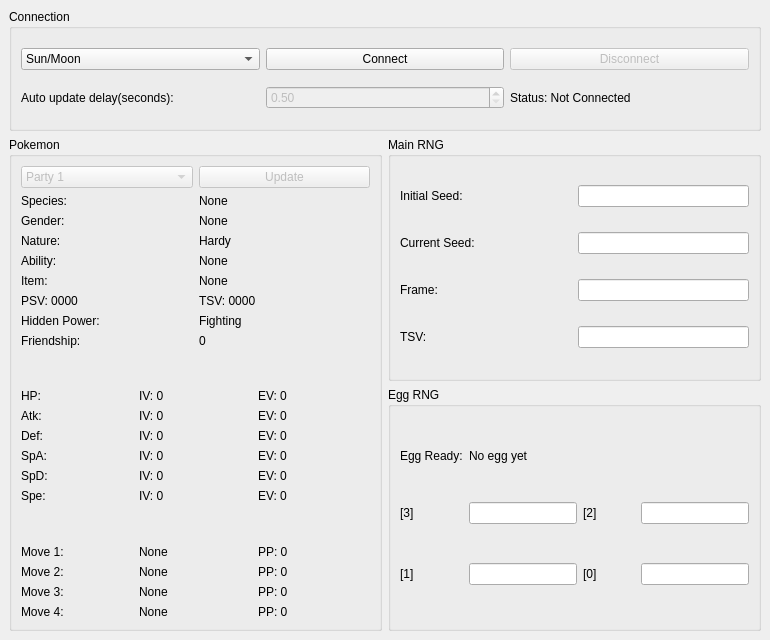
First picture: the form in MainWindow.ui, repository Admiral-Fish/CitraRNG, before the edit.
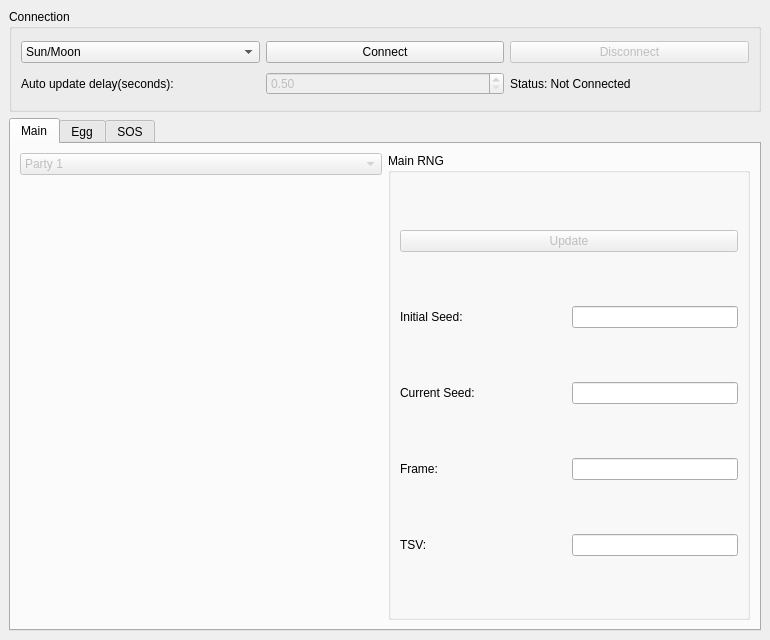
Second picture: the form after the edit. Custom widgets are drawn as their Qt base class.

Diff of the .ui file:
```diff
--- a/MainWindow.ui
+++ b/MainWindow.ui
@@ -21,238 +21,7 @@
   </property>
   <widget class="QWidget" name="centralwidget">
    <layout class="QGridLayout" name="gridLayout">
-    <item row="2" column="1">
-     <widget class="QGroupBox" name="groupBoxEggRNG">
-      <property name="sizePolicy">
-       <sizepolicy hsizetype="Preferred" vsizetype="Preferred">
-        <horstretch>0</horstretch>
-        <verstretch>2</verstretch>
-       </sizepolicy>
-      </property>
-      <property name="title">
-       <string>Egg RNG</string>
-      </property>
-      <layout class="QGridLayout" name="gridLayout_4">
-       <item row="0" column="1">
-        <widget class="QLabel" name="labelEggReadyStatus">
-         <property name="text">
-          <string>No egg yet</string>
-         </property>
-        </widget>
-       </item>
-       <item row="0" column="0">
-        <widget class="QLabel" name="labelEggReady">
-         <property name="sizePolicy">
-          <sizepolicy hsizetype="Preferred" vsizetype="Fixed">
-           <horstretch>0</horstretch>
-           <verstretch>0</verstretch>
-          </sizepolicy>
-         </property>
-         <property name="text">
-          <string>Egg Ready:</string>
-         </property>
-        </widget>
-       </item>
-       <item row="2" column="0">
-        <widget class="QLabel" name="labelEggSeed1">
-         <property name="text">
-          <string>[1]</string>
-         </property>
-        </widget>
-       </item>
-       <item row="1" column="2">
-        <widget class="QLabel" name="labelEggSeed2">
-         <property name="text">
-          <string>[2]</string>
-         </property>
-        </widget>
-       </item>
-       <item row="2" column="2">
-        <widget class="QLabel" name="labelEggSeed0">
-         <property name="text">
-          <string>[0]</string>
-         </property>
-        </widget>
-       </item>
-       <item row="1" column="0">
-        <widget class="QLabel" name="labelEggSeed3">
-         <property name="text">
-          <string>[3]</string>
-         </property>
-        </widget>
-       </item>
-       <item row="1" column="1">
-        <widget class="QLineEdit" name="lineEditEggSeed3">
-         <property name="sizePolicy">
-          <sizepolicy hsizetype="Preferred" vsizetype="Fixed">
-           <horstretch>0</horstretch>
-           <verstretch>0</verstretch>
-          </sizepolicy>
-         </property>
-         <property name="maxLength">
-          <number>8</number>
-         </property>
-         <property name="readOnly">
-          <bool>true</bool>
-         </property>
-        </widget>
-       </item>
-       <item row="2" column="1">
-        <widget class="QLineEdit" name="lineEditEggSeed1">
-         <property name="sizePolicy">
-          <sizepolicy hsizetype="Preferred" vsizetype="Fixed">
-           <horstretch>0</horstretch>
-           <verstretch>0</verstretch>
-          </sizepolicy>
-         </property>
-         <property name="maxLength">
-          <number>8</number>
-         </property>
-         <property name="readOnly">
-          <bool>true</bool>
-         </property>
-        </widget>
-       </item>
-       <item row="1" column="3">
-        <widget class="QLineEdit" name="lineEditEggSeed2">
-         <property name="sizePolicy">
-          <sizepolicy hsizetype="Preferred" vsizetype="Fixed">
-           <horstretch>0</horstretch>
-           <verstretch>0</verstretch>
-          </sizepolicy>
-         </property>
-         <property name="maxLength">
-          <number>8</number>
-         </property>
-         <property name="readOnly">
-          <bool>true</bool>
-         </property>
-        </widget>
-       </item>
-       <item row="2" column="3">
-        <widget class="QLineEdit" name="lineEditEggSeed0">
-         <property name="sizePolicy">
-          <sizepolicy hsizetype="Preferred" vsizetype="Fixed">
-           <horstretch>0</horstretch>
-           <verstretch>0</verstretch>
-          </sizepolicy>
-         </property>
-         <property name="maxLength">
-          <number>8</number>
-         </property>
-         <property name="readOnly">
-          <bool>true</bool>
-         </property>
-        </widget>
-       </item>
-      </layout>
-     </widget>
-    </item>
-    <item row="1" column="1">
-     <widget class="QGroupBox" name="groupBoxMainRNG">
-      <property name="sizePolicy">
-       <sizepolicy hsizetype="Preferred" vsizetype="Preferred">
-        <horstretch>0</horstretch>
-        <verstretch>2</verstretch>
-       </sizepolicy>
-      </property>
-      <property name="title">
-       <string>Main RNG</string>
-      </property>
-      <layout class="QGridLayout" name="gridLayout_3">
-       <item row="0" column="0">
-        <widget class="QLabel" name="labelInitialSeed">
-         <property name="text">
-          <string>Initial Seed:</string>
-         </property>
-        </widget>
-       </item>
-       <item row="0" column="1">
-        <widget class="QLineEdit" name="lineEditInitialSeed">
-         <property name="sizePolicy">
-          <sizepolicy hsizetype="Preferred" vsizetype="Fixed">
-           <horstretch>0</horstretch>
-           <verstretch>0</verstretch>
-          </sizepolicy>
-         </property>
-         <property name="maxLength">
-          <number>8</number>
-         </property>
-         <property name="readOnly">
-          <bool>true</bool>
-         </property>
-        </widget>
-       </item>
-       <item row="1" column="0">
-        <widget class="QLabel" name="labelCurrentSeed">
-         <property name="text">
-          <string>Current Seed:</string>
-         </property>
-        </widget>
-       </item>
-       <item row="1" column="1">
-        <widget class="QLineEdit" name="lineEditCurrentSeed">
-         <property name="sizePolicy">
-          <sizepolicy hsizetype="Preferred" vsizetype="Fixed">
-           <horstretch>0</horstretch>
-           <verstretch>0</verstretch>
-          </sizepolicy>
-         </property>
-         <property name="maxLength">
-          <number>16</number>
-         </property>
-         <property name="readOnly">
-          <bool>true</bool>
-         </property>
-        </widget>
-       </item>
-       <item row="2" column="0">
-        <widget class="QLabel" name="labelFrame">
-         <property name="text">
-          <string>Frame:</string>
-         </property>
-        </widget>
-       </item>
-       <item row="2" column="1">
-        <widget class="QLineEdit" name="lineEditFrame">
-         <property name="sizePolicy">
-          <sizepolicy hsizetype="Preferred" vsizetype="Fixed">
-           <horstretch>0</horstretch>
-           <verstretch>0</verstretch>
-          </sizepolicy>
-         </property>
-         <property name="readOnly">
-          <bool>true</bool>
-         </property>
-        </widget>
-       </item>
-       <item row="3" column="0">
-        <widget class="QLabel" name="labelSaveTSV">
-         <property name="text">
-          <string>TSV:</string>
-         </property>
-        </widget>
-       </item>
-       <item row="3" column="1">
-        <widget class="QLineEdit" name="lineEditTSV">
-         <property name="sizePolicy">
-          <sizepolicy hsizetype="Preferred" vsizetype="Fixed">
-           <horstretch>0</horstretch>
-           <verstretch>0</verstretch>
-          </sizepolicy>
-         </property>
-         <property name="maxLength">
-          <number>4</number>
-         </property>
-         <property name="readOnly">
-          <bool>true</bool>
-         </property>
-        </widget>
-       </item>
-      </layout>
-     </widget>
-    </item>
-    <item row="0" column="0" colspan="2">
+    <item row="0" column="0">
      <widget class="QGroupBox" name="groupBoxConnection">
       <property name="sizePolicy">
        <sizepolicy hsizetype="Preferred" vsizetype="Preferred">
@@ -264,26 +33,6 @@
        <string>Connection</string>
       </property>
       <layout class="QGridLayout" name="gridLayout_2">
-       <item row="0" column="0">
-        <widget class="QComboBox" name="comboBoxGameSelection">
-         <property name="sizePolicy">
-          <sizepolicy hsizetype="Preferred" vsizetype="Fixed">
-           <horstretch>1</horstretch>
-           <verstretch>0</verstretch>
-          </sizepolicy>
-         </property>
-         <item>
-          <property name="text">
-           <string>Sun/Moon</string>
-          </property>
-         </item>
-         <item>
-          <property name="text">
-           <string>Ultra Sun/Ultra Moon</string>
-          </property>
-         </item>
-        </widget>
-       </item>
        <item row="0" column="1">
         <widget class="QPushButton" name="pushButtonConnect">
          <property name="sizePolicy">
@@ -297,6 +46,13 @@
          </property>
         </widget>
        </item>
+       <item row="1" column="0">
+        <widget class="QLabel" name="labelUpdateDelay">
+         <property name="text">
+          <string>Auto update delay(seconds):</string>
+         </property>
+        </widget>
+       </item>
        <item row="0" column="2">
         <widget class="QPushButton" name="pushButtonDisconnect">
          <property name="enabled">
@@ -307,13 +63,6 @@
          </property>
         </widget>
        </item>
-       <item row="1" column="0">
-        <widget class="QLabel" name="labelUpdateDelay">
-         <property name="text">
-          <string>Auto update delay(seconds):</string>
-         </property>
-        </widget>
-       </item>
        <item row="1" column="2">
         <widget class="QLabel" name="labelStatus">
          <property name="sizePolicy">
@@ -327,6 +76,26 @@
          </property>
         </widget>
        </item>
+       <item row="0" column="0">
+        <widget class="QComboBox" name="comboBoxGameSelection">
+         <property name="sizePolicy">
+          <sizepolicy hsizetype="Preferred" vsizetype="Fixed">
+           <horstretch>1</horstretch>
+           <verstretch>0</verstretch>
+          </sizepolicy>
+         </property>
+         <item>
+          <property name="text">
+           <string>Sun/Moon</string>
+          </property>
+         </item>
+         <item>
+          <property name="text">
+           <string>Ultra Sun/Ultra Moon</string>
+          </property>
+         </item>
+        </widget>
+       </item>
        <item row="1" column="1">
         <widget class="QDoubleSpinBox" name="doubleSpinBoxDelay">
          <property name="enabled">
@@ -343,446 +112,483 @@
       </layout>
      </widget>
     </item>
-    <item row="1" column="0" rowspan="2">
-     <widget class="QGroupBox" name="groupBoxPokemon">
+    <item row="1" column="0">
+     <widget class="QTabWidget" name="tabWidget">
       <property name="sizePolicy">
-       <sizepolicy hsizetype="Preferred" vsizetype="Preferred">
+       <sizepolicy hsizetype="Expanding" vsizetype="Expanding">
         <horstretch>0</horstretch>
-        <verstretch>2</verstretch>
+        <verstretch>5</verstretch>
        </sizepolicy>
       </property>
-      <property name="title">
-       <string>Pokemon</string>
+      <property name="currentIndex">
+       <number>0</number>
       </property>
-      <layout class="QGridLayout" name="gridLayout_8">
-       <item row="1" column="0" colspan="2">
-        <layout class="QGridLayout" name="gridLayout_5">
-         <item row="0" column="0">
-          <widget class="QLabel" name="labelSpecies">
+      <widget class="QWidget" name="tabMain">
+       <attribute name="title">
+        <string>Main</string>
+       </attribute>
+       <layout class="QGridLayout" name="gridLayout_7">
+        <item row="0" column="0">
+         <widget class="QComboBox" name="comboBoxMainIndex">
+          <property name="enabled">
+           <bool>false</bool>
+          </property>
+          <property name="sizePolicy">
+           <sizepolicy hsizetype="Preferred" vsizetype="Fixed">
+            <horstretch>1</horstretch>
+            <verstretch>0</verstretch>
+           </sizepolicy>
+          </property>
+          <item>
            <property name="text">
-            <string>Species:</string>
+            <string>Party 1</string>
            </property>
-          </widget>
-         </item>
-         <item row="0" column="1">
-          <widget class="QLabel" name="labelSpeciesValue">
+          </item>
+          <item>
            <property name="text">
-            <string>None</string>
+            <string>Party 2</string>
            </property>
-          </widget>
-         </item>
-         <item row="1" column="0">
-          <widget class="QLabel" name="labelGender">
+          </item>
+          <item>
            <property name="text">
-            <string>Gender:</string>
+            <string>Party 3</string>
            </property>
-          </widget>
-         </item>
-         <item row="1" column="1">
-          <widget class="QLabel" name="labelGenderValue">
+          </item>
+          <item>
            <property name="text">
-            <string>None</string>
+            <string>Party 4</string>
            </property>
-          </widget>
-         </item>
-         <item row="2" column="0">
-          <widget class="QLabel" name="labelNature">
+          </item>
+          <item>
            <property name="text">
-            <string>Nature:</string>
+            <string>Party 5</string>
            </property>
-          </widget>
-         </item>
-         <item row="2" column="1">
-          <widget class="QLabel" name="labelNatureValue">
+          </item>
+          <item>
            <property name="text">
-            <string>Hardy</string>
+            <string>Party 6</string>
            </property>
-          </widget>
-         </item>
-         <item row="3" column="0">
-          <widget class="QLabel" name="labelAbility">
+          </item>
+          <item>
            <property name="text">
-            <string>Ability:</string>
+            <string>Wild</string>
            </property>
-          </widget>
-         </item>
-         <item row="3" column="1">
-          <widget class="QLabel" name="labelAbilityValue">
-           <property name="text">
-            <string>None</string>
-           </property>
-          </widget>
-         </item>
-         <item row="4" column="0">
-          <widget class="QLabel" name="labelItem">
-           <property name="text">
-            <string>Item:</string>
-           </property>
-          </widget>
-         </item>
-         <item row="4" column="1">
-          <widget class="QLabel" name="labelItemValue">
-           <property name="text">
-            <string>None</string>
-           </property>
-          </widget>
-         </item>
-         <item row="5" column="0">
-          <widget class="QLabel" name="labelPSV">
-           <property name="text">
-            <string>PSV: 0000</string>
-           </property>
-          </widget>
-         </item>
-         <item row="5" column="1">
-          <widget class="QLabel" name="labelTSV">
-           <property name="text">
-            <string>TSV: 0000</string>
-           </property>
-          </widget>
-         </item>
-         <item row="6" column="0">
-          <widget class="QLabel" name="labelHiddenPower">
-           <property name="text">
-            <string>Hidden Power:</string>
-           </property>
-          </widget>
-         </item>
-         <item row="6" column="1">
-          <widget class="QLabel" name="labelHiddenPowerValue">
-           <property name="text">
-            <string>Fighting</string>
-           </property>
-          </widget>
-         </item>
-         <item row="7" column="0">
-          <widget class="QLabel" name="labelFriendship">
-           <property name="text">
-            <string>Friendship:</string>
-           </property>
-          </widget>
-         </item>
-         <item row="7" column="1">
-          <widget class="QLabel" name="labelFriendshipValue">
-           <property name="text">
-            <string>0</string>
-           </property>
-          </widget>
-         </item>
-        </layout>
-       </item>
-       <item row="3" column="0" colspan="2">
-        <layout class="QGridLayout" name="gridLayout_7">
-         <item row="1" column="0">
-          <widget class="QLabel" name="labelAtk">
-           <property name="text">
-            <string>Atk:</string>
-           </property>
-          </widget>
-         </item>
-         <item row="2" column="2">
-          <widget class="QLabel" name="labelDefEV">
-           <property name="text">
-            <string>EV: 0</string>
-           </property>
-          </widget>
-         </item>
-         <item row="3" column="1">
-          <widget class="QLabel" name="labelSpAIV">
-           <property name="text">
-            <string>IV: 0</string>
-           </property>
-          </widget>
-         </item>
-         <item row="3" column="0">
-          <widget class="QLabel" name="labelSpA">
-           <property name="text">
-            <string>SpA:</string>
-           </property>
-          </widget>
-         </item>
-         <item row="2" column="1">
-          <widget class="QLabel" name="labelDefIV">
-           <property name="text">
-            <string>IV: 0</string>
-           </property>
-          </widget>
-         </item>
-         <item row="0" column="0">
-          <widget class="QLabel" name="labelHP">
-           <property name="text">
-            <string>HP:</string>
-           </property>
-          </widget>
-         </item>
-         <item row="3" column="2">
-          <widget class="QLabel" name="labelSpAEV">
-           <property name="text">
-            <string>EV: 0</string>
-           </property>
-          </widget>
-         </item>
-         <item row="4" column="0">
-          <widget class="QLabel" name="labelSpD">
-           <property name="text">
-            <string>SpD:</string>
-           </property>
-          </widget>
-         </item>
-         <item row="0" column="1">
-          <widget class="QLabel" name="labelHPIV">
-           <property name="text">
-            <string>IV: 0</string>
-           </property>
-          </widget>
-         </item>
-         <item row="0" column="2">
-          <widget class="QLabel" name="labelHPEV">
-           <property name="text">
-            <string>EV: 0</string>
-           </property>
-          </widget>
-         </item>
-         <item row="1" column="2">
-          <widget class="QLabel" name="labelAtkEV">
-           <property name="text">
-            <string>EV: 0</string>
-           </property>
-          </widget>
-         </item>
-         <item row="2" column="0">
-          <widget class="QLabel" name="labelDef">
-           <property name="text">
-            <string>Def:</string>
-           </property>
-          </widget>
-         </item>
-         <item row="1" column="1">
-          <widget class="QLabel" name="labelAtkIV">
-           <property name="text">
-            <string>IV: 0</string>
-           </property>
-          </widget>
-         </item>
-         <item row="4" column="1">
-          <widget class="QLabel" name="labelSpDIV">
-           <property name="text">
-            <string>IV: 0</string>
-           </property>
-          </widget>
-         </item>
-         <item row="5" column="2">
-          <widget class="QLabel" name="labelSpeEV">
-           <property name="text">
-            <string>EV: 0</string>
-           </property>
-          </widget>
-         </item>
-         <item row="5" column="1">
-          <widget class="QLabel" name="labelSpeIV">
-           <property name="text">
-            <string>IV: 0</string>
-           </property>
-          </widget>
-         </item>
-         <item row="4" column="2">
-          <widget class="QLabel" name="labelSpDEV">
-           <property name="text">
-            <string>EV: 0</string>
-           </property>
-          </widget>
-         </item>
-         <item row="5" column="0">
-          <widget class="QLabel" name="labelSpe">
-           <property name="text">
-            <string>Spe:</string>
-           </property>
-          </widget>
-         </item>
-        </layout>
-       </item>
-       <item row="5" column="0" colspan="2">
-        <layout class="QGridLayout" name="gridLayout_6">
-         <item row="0" column="0">
-          <widget class="QLabel" name="labelMove1">
-           <property name="text">
-            <string>Move 1:</string>
-           </property>
-          </widget>
-         </item>
-         <item row="0" column="1">
-          <widget class="QLabel" name="labelMove1Name">
-           <property name="text">
-            <string>None</string>
-           </property>
-          </widget>
-         </item>
-         <item row="0" column="2">
-          <widget class="QLabel" name="labelMove1PP">
-           <property name="text">
-            <string>PP: 0</string>
-           </property>
-          </widget>
-         </item>
-         <item row="1" column="0">
-          <widget class="QLabel" name="labelMove2">
-           <property name="text">
-            <string>Move 2:</string>
-           </property>
-          </widget>
-         </item>
-         <item row="1" column="1">
-          <widget class="QLabel" name="labelMove2Name">
-           <property name="text">
-            <string>None</string>
-           </property>
-          </widget>
-         </item>
-         <item row="1" column="2">
-          <widget class="QLabel" name="labelMove2PP">
-           <property name="text">
-            <string>PP: 0</string>
-           </property>
-          </widget>
-         </item>
-         <item row="2" column="0">
-          <widget class="QLabel" name="labelMove3">
-           <property name="text">
-            <string>Move 3:</string>
-           </property>
-          </widget>
-         </item>
-         <item row="2" column="1">
-          <widget class="QLabel" name="labelMove3Name">
-           <property name="text">
-            <string>None</string>
-           </property>
-          </widget>
-         </item>
-         <item row="2" column="2">
-          <widget class="QLabel" name="labelMove3PP">
-           <property name="text">
-            <string>PP: 0</string>
-           </property>
-          </widget>
-         </item>
-         <item row="3" column="0">
-          <widget class="QLabel" name="labelMove4">
-           <property name="text">
-            <string>Move 4:</string>
-           </property>
-          </widget>
-         </item>
-         <item row="3" column="1">
-          <widget class="QLabel" name="labelMove4Name">
-           <property name="text">
-            <string>None</string>
-           </property>
-          </widget>
-         </item>
-         <item row="3" column="2">
-          <widget class="QLabel" name="labelMove4PP">
-           <property name="text">
-            <string>PP: 0</string>
-           </property>
-          </widget>
-         </item>
-        </layout>
-       </item>
-       <item row="0" column="0">
-        <widget class="QComboBox" name="comboBoxPokemon">
-         <property name="enabled">
-          <bool>false</bool>
-         </property>
-         <item>
-          <property name="text">
-           <string>Party 1</string>
+          </item>
+         </widget>
+        </item>
+        <item row="0" column="1" rowspan="2">
+         <widget class="QGroupBox" name="groupBoxMainRNG">
+          <property name="sizePolicy">
+           <sizepolicy hsizetype="Preferred" vsizetype="Preferred">
+            <horstretch>1</horstretch>
+            <verstretch>0</verstretch>
+           </sizepolicy>
           </property>
-         </item>
-         <item>
-          <property name="text">
-           <string>Party 2</string>
+          <property name="title">
+           <string>Main RNG</string>
           </property>
-         </item>
-         <item>
-          <property name="text">
-           <string>Party 3</string>
+          <layout class="QGridLayout" name="gridLayout_3">
+           <item row="1" column="0">
+            <widget class="QLabel" name="labelMainInitialSeed">
+             <property name="text">
+              <string>Initial Seed:</string>
+             </property>
+            </widget>
+           </item>
+           <item row="3" column="1">
+            <widget class="QLineEdit" name="lineEditMainFrame">
+             <property name="sizePolicy">
+              <sizepolicy hsizetype="Preferred" vsizetype="Fixed">
+               <horstretch>0</horstretch>
+               <verstretch>0</verstretch>
+              </sizepolicy>
+             </property>
+             <property name="readOnly">
+              <bool>true</bool>
+             </property>
+            </widget>
+           </item>
+           <item row="4" column="1">
+            <widget class="QLineEdit" name="lineEditMainTSV">
+             <property name="sizePolicy">
+              <sizepolicy hsizetype="Preferred" vsizetype="Fixed">
+               <horstretch>0</horstretch>
+               <verstretch>0</verstretch>
+              </sizepolicy>
+             </property>
+             <property name="maxLength">
+              <number>4</number>
+             </property>
+             <property name="readOnly">
+              <bool>true</bool>
+             </property>
+            </widget>
+           </item>
+           <item row="4" column="0">
+            <widget class="QLabel" name="labelMainTSV">
+             <property name="text">
+              <string>TSV:</string>
+             </property>
+            </widget>
+           </item>
+           <item row="1" column="1">
+            <widget class="QLineEdit" name="lineEditMainInitialSeed">
+             <property name="sizePolicy">
+              <sizepolicy hsizetype="Preferred" vsizetype="Fixed">
+               <horstretch>0</horstretch>
+               <verstretch>0</verstretch>
+              </sizepolicy>
+             </property>
+             <property name="maxLength">
+              <number>8</number>
+             </property>
+             <property name="readOnly">
+              <bool>true</bool>
+             </property>
+            </widget>
+           </item>
+           <item row="2" column="0">
+            <widget class="QLabel" name="labelMainCurrentSeed">
+             <property name="text">
+              <string>Current Seed:</string>
+             </property>
+            </widget>
+           </item>
+           <item row="3" column="0">
+            <widget class="QLabel" name="labelMainFrame">
+             <property name="text">
+              <string>Frame:</string>
+             </property>
+            </widget>
+           </item>
+           <item row="2" column="1">
+            <widget class="QLineEdit" name="lineEditMainCurrentSeed">
+             <property name="sizePolicy">
+              <sizepolicy hsizetype="Preferred" vsizetype="Fixed">
+               <horstretch>0</horstretch>
+               <verstretch>0</verstretch>
+              </sizepolicy>
+             </property>
+             <property name="maxLength">
+              <number>16</number>
+             </property>
+             <property name="readOnly">
+              <bool>true</bool>
+             </property>
+            </widget>
+           </item>
+           <item row="0" column="0" colspan="2">
+            <widget class="QPushButton" name="pushButtonMainUpdate">
+             <property name="enabled">
+              <bool>false</bool>
+             </property>
+             <property name="text">
+              <string>Update</string>
+             </property>
+            </widget>
+           </item>
+          </layout>
+         </widget>
+        </item>
+        <item row="1" column="0">
+         <widget class="PokemonDisplay" name="mainPokemon" native="true">
+          <property name="sizePolicy">
+           <sizepolicy hsizetype="Preferred" vsizetype="Preferred">
+            <horstretch>1</horstretch>
+            <verstretch>0</verstretch>
+           </sizepolicy>
           </property>
-         </item>
-         <item>
-          <property name="text">
-           <string>Party 4</string>
+         </widget>
+        </item>
+       </layout>
+      </widget>
+      <widget class="QWidget" name="tabEgg">
+       <attribute name="title">
+        <string>Egg</string>
+       </attribute>
+       <layout class="QGridLayout" name="gridLayout_6">
+        <item row="0" column="2" rowspan="2">
+         <widget class="QGroupBox" name="groupBoxEggRNG">
+          <property name="sizePolicy">
+           <sizepolicy hsizetype="Preferred" vsizetype="Preferred">
+            <horstretch>1</horstretch>
+            <verstretch>0</verstretch>
+           </sizepolicy>
           </property>
-         </item>
-         <item>
-          <property name="text">
-           <string>Party 5</string>
+          <property name="title">
+           <string>Egg RNG</string>
           </property>
-         </item>
-         <item>
-          <property name="text">
-           <string>Party 6</string>
+          <layout class="QGridLayout" name="gridLayout_4">
+           <item row="1" column="0">
+            <widget class="QLabel" name="labelEggReady">
+             <property name="sizePolicy">
+              <sizepolicy hsizetype="Preferred" vsizetype="Fixed">
+               <horstretch>0</horstretch>
+               <verstretch>0</verstretch>
+              </sizepolicy>
+             </property>
+             <property name="text">
+              <string>Egg Ready:</string>
+             </property>
+            </widget>
+           </item>
+           <item row="1" column="1">
+            <widget class="QLabel" name="labelEggReadyStatus">
+             <property name="text">
+              <string>No egg yet</string>
+             </property>
+            </widget>
+           </item>
+           <item row="2" column="0">
+            <widget class="QLabel" name="labelEggSeed3">
+             <property name="text">
+              <string>[3]</string>
+             </property>
+            </widget>
+           </item>
+           <item row="2" column="1">
+            <widget class="QLineEdit" name="lineEditEggSeed3">
+             <property name="sizePolicy">
+              <sizepolicy hsizetype="Preferred" vsizetype="Fixed">
+               <horstretch>0</horstretch>
+               <verstretch>0</verstretch>
+              </sizepolicy>
+             </property>
+             <property name="maxLength">
+              <number>8</number>
+             </property>
+             <property name="readOnly">
+              <bool>true</bool>
+             </property>
+            </widget>
+           </item>
+           <item row="3" column="0">
+            <widget class="QLabel" name="labelEggSeed2">
+             <property name="text">
+              <string>[2]</string>
+             </property>
+            </widget>
+           </item>
+           <item row="3" column="1">
+            <widget class="QLineEdit" name="lineEditEggSeed2">
+             <property name="sizePolicy">
+              <sizepolicy hsizetype="Preferred" vsizetype="Fixed">
+               <horstretch>0</horstretch>
+               <verstretch>0</verstretch>
+              </sizepolicy>
+             </property>
+             <property name="maxLength">
+              <number>8</number>
+             </property>
+             <property name="readOnly">
+              <bool>true</bool>
+             </property>
+            </widget>
+           </item>
+           <item row="4" column="0">
+            <widget class="QLabel" name="labelEggSeed1">
+             <property name="text">
+              <string>[1]</string>
+             </property>
+            </widget>
+           </item>
+           <item row="4" column="1">
+            <widget class="QLineEdit" name="lineEditEggSeed1">
+             <property name="sizePolicy">
+              <sizepolicy hsizetype="Preferred" vsizetype="Fixed">
+               <horstretch>0</horstretch>
+               <verstretch>0</verstretch>
+              </sizepolicy>
+             </property>
+             <property name="maxLength">
+              <number>8</number>
+             </property>
+             <property name="readOnly">
+              <bool>true</bool>
+             </property>
+            </widget>
+           </item>
+           <item row="5" column="0">
+            <widget class="QLabel" name="labelEggSeed0">
+             <property name="text">
+              <string>[0]</string>
+             </property>
+            </widget>
+           </item>
+           <item row="5" column="1">
+            <widget class="QLineEdit" name="lineEditEggSeed0">
+             <property name="sizePolicy">
+              <sizepolicy hsizetype="Preferred" vsizetype="Fixed">
+               <horstretch>0</horstretch>
+               <verstretch>0</verstretch>
+              </sizepolicy>
+             </property>
+             <property name="maxLength">
+              <number>8</number>
+             </property>
+             <property name="readOnly">
+              <bool>true</bool>
+             </property>
+            </widget>
+           </item>
+           <item row="0" column="0" colspan="2">
+            <widget class="QPushButton" name="pushButtonEggUpdate">
+             <property name="enabled">
+              <bool>false</bool>
+             </property>
+             <property name="text">
+              <string>Update</string>
+             </property>
+            </widget>
+           </item>
+          </layout>
+         </widget>
+        </item>
+        <item row="0" column="0" rowspan="2">
+         <widget class="PokemonDisplay" name="eggParent1" native="true">
+          <property name="sizePolicy">
+           <sizepolicy hsizetype="Preferred" vsizetype="Preferred">
+            <horstretch>1</horstretch>
+            <verstretch>0</verstretch>
+           </sizepolicy>
           </property>
-         </item>
-         <item>
-          <property name="text">
-           <string>Wild</string>
+         </widget>
+        </item>
+        <item row="0" column="1" rowspan="2">
+         <widget class="PokemonDisplay" name="eggParent2" native="true">
+          <property name="sizePolicy">
+           <sizepolicy hsizetype="Preferred" vsizetype="Preferred">
+            <horstretch>1</horstretch>
+            <verstretch>0</verstretch>
+           </sizepolicy>
           </property>
-         </item>
-        </widget>
-       </item>
-       <item row="0" column="1">
-        <widget class="QPushButton" name="pushButtonUpdatePokemon">
-         <property name="enabled">
-          <bool>false</bool>
-         </property>
-         <property name="text">
-          <string>Update</string>
-         </property>
-        </widget>
-       </item>
-       <item row="2" column="0">
-        <spacer name="verticalSpacer">
-         <property name="orientation">
-          <enum>Qt::Vertical</enum>
-         </property>
-         <property name="sizeHint" stdset="0">
-          <size>
-           <width>20</width>
-           <height>40</height>
-          </size>
-         </property>
-        </spacer>
-       </item>
-       <item row="4" column="0">
-        <spacer name="verticalSpacer_2">
-         <property name="orientation">
-          <enum>Qt::Vertical</enum>
-         </property>
-         <property name="sizeHint" stdset="0">
-          <size>
-           <width>20</width>
-           <height>40</height>
-          </size>
-         </property>
-        </spacer>
-       </item>
-      </layout>
+         </widget>
+        </item>
+       </layout>
+      </widget>
+      <widget class="QWidget" name="tabSOS">
+       <attribute name="title">
+        <string>SOS</string>
+       </attribute>
+       <layout class="QGridLayout" name="gridLayout_8">
+        <item row="0" column="0">
+         <widget class="PokemonDisplay" name="sosPokemon" native="true">
+          <property name="sizePolicy">
+           <sizepolicy hsizetype="Preferred" vsizetype="Preferred">
+            <horstretch>1</horstretch>
+            <verstretch>0</verstretch>
+           </sizepolicy>
+          </property>
+         </widget>
+        </item>
+        <item row="0" column="1">
+         <widget class="QGroupBox" name="groupBoxSOS">
+          <property name="sizePolicy">
+           <sizepolicy hsizetype="Preferred" vsizetype="Preferred">
+            <horstretch>1</horstretch>
+            <verstretch>0</verstretch>
+           </sizepolicy>
+          </property>
+          <property name="title">
+           <string>SOS RNG</string>
+          </property>
+          <layout class="QGridLayout" name="gridLayout_5">
+           <item row="1" column="0">
+            <widget class="QLabel" name="labelSOSInitialSeed">
+             <property name="text">
+              <string>Initial Seed:</string>
+             </property>
+            </widget>
+           </item>
+           <item row="1" column="2">
+            <widget class="QLineEdit" name="lineEditSOSInitialSeed">
+             <property name="maxLength">
+              <number>8</number>
+             </property>
+             <property name="readOnly">
+              <bool>true</bool>
+             </property>
+            </widget>
+           </item>
+           <item row="2" column="0" colspan="2">
+            <widget class="QLabel" name="labelSOSCurrentSeed">
+             <property name="text">
+              <string>Current Seed:</string>
+             </property>
+            </widget>
+           </item>
+           <item row="2" column="2">
+            <widget class="QLineEdit" name="lineEditSOSCurrentSeed">
+             <property name="maxLength">
+              <number>8</number>
+             </property>
+             <property name="readOnly">
+              <bool>true</bool>
+             </property>
+            </widget>
+           </item>
+           <item row="3" column="0">
+            <widget class="QLabel" name="labelSOSFrame">
+             <property name="text">
+              <string>Frame:</string>
+             </property>
+            </widget>
+           </item>
+           <item row="3" column="2">
+            <widget class="QLineEdit" name="lineEditSOSFrame">
+             <property name="maxLength">
+              <number>8</number>
+             </property>
+             <property name="readOnly">
+              <bool>true</bool>
+             </property>
+            </widget>
+           </item>
+           <item row="4" column="0" colspan="2">
+            <widget class="QLabel" name="labelSOSChainCount">
+             <property name="text">
+              <string>Chain Count:</string>
+             </property>
+            </widget>
+           </item>
+           <item row="4" column="2">
+            <widget class="QLineEdit" name="lineEditSOSChainCount">
+             <property name="maxLength">
+              <number>8</number>
+             </property>
+             <property name="readOnly">
+              <bool>true</bool>
+             </property>
+            </widget>
+           </item>
+           <item row="0" column="0" colspan="3">
+            <widget class="QPushButton" name="pushButtonSOSUpdate">
+             <property name="enabled">
+              <bool>false</bool>
+             </property>
+             <property name="text">
+              <string>Update</string>
+             </property>
+            </widget>
+           </item>
+          </layout>
+         </widget>
+        </item>
+       </layout>
+      </widget>
      </widget>
     </item>
    </layout>
   </widget>
-  <widget class="QMenuBar" name="menubar">
-   <property name="geometry">
-    <rect>
-     <x>0</x>
-     <y>0</y>
-     <width>770</width>
-     <height>21</height>
-    </rect>
-   </property>
-  </widget>
  </widget>
+ <customwidgets>
+  <customwidget>
+   <class>PokemonDisplay</class>
+   <extends>QWidget</extends>
+   <header>PokemonDisplay.hpp</header>
+   <container>1</container>
+  </customwidget>
+ </customwidgets>
  <resources/>
  <connections/>
 </ui>
```
